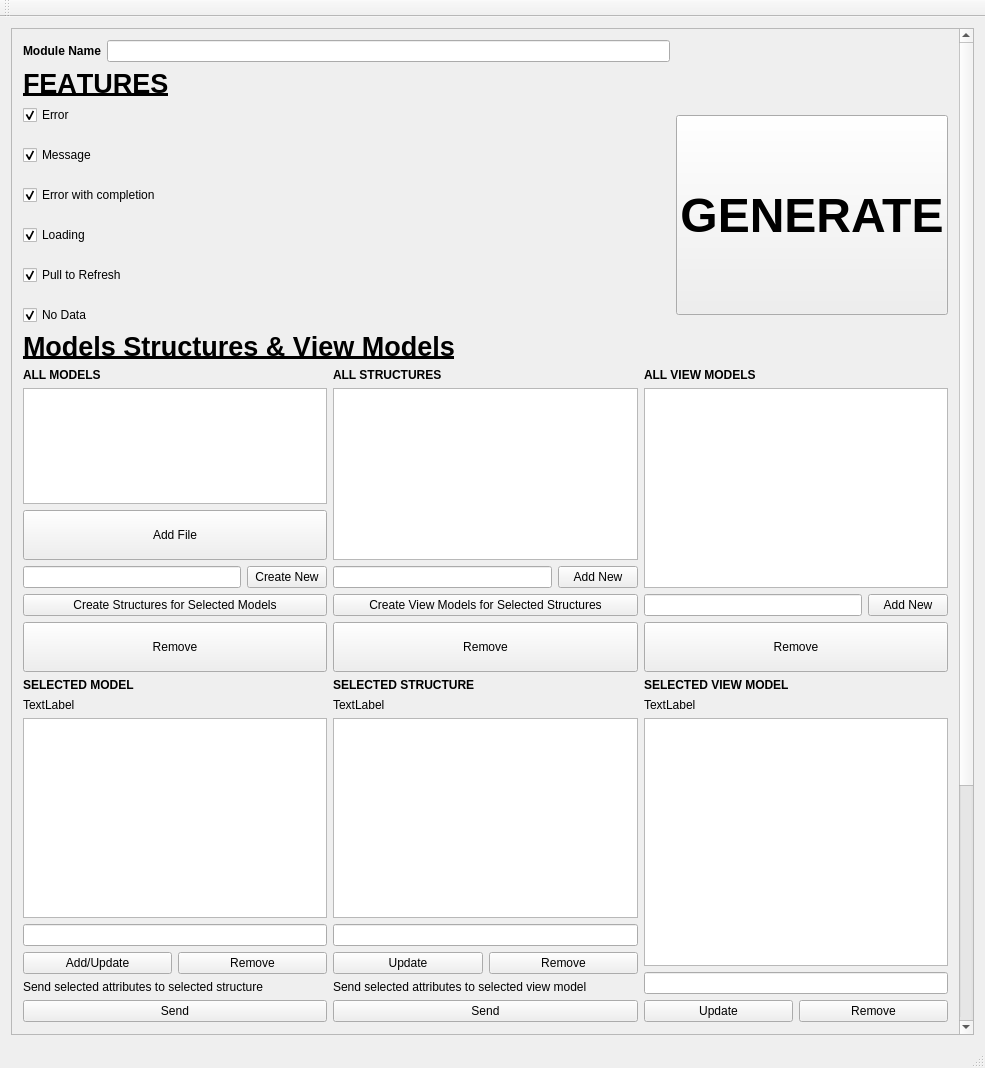
Before: the Qt Designer form mainwindow.ui in bibekdari/viperArchitectureGenerator, drawn with Qt 5.
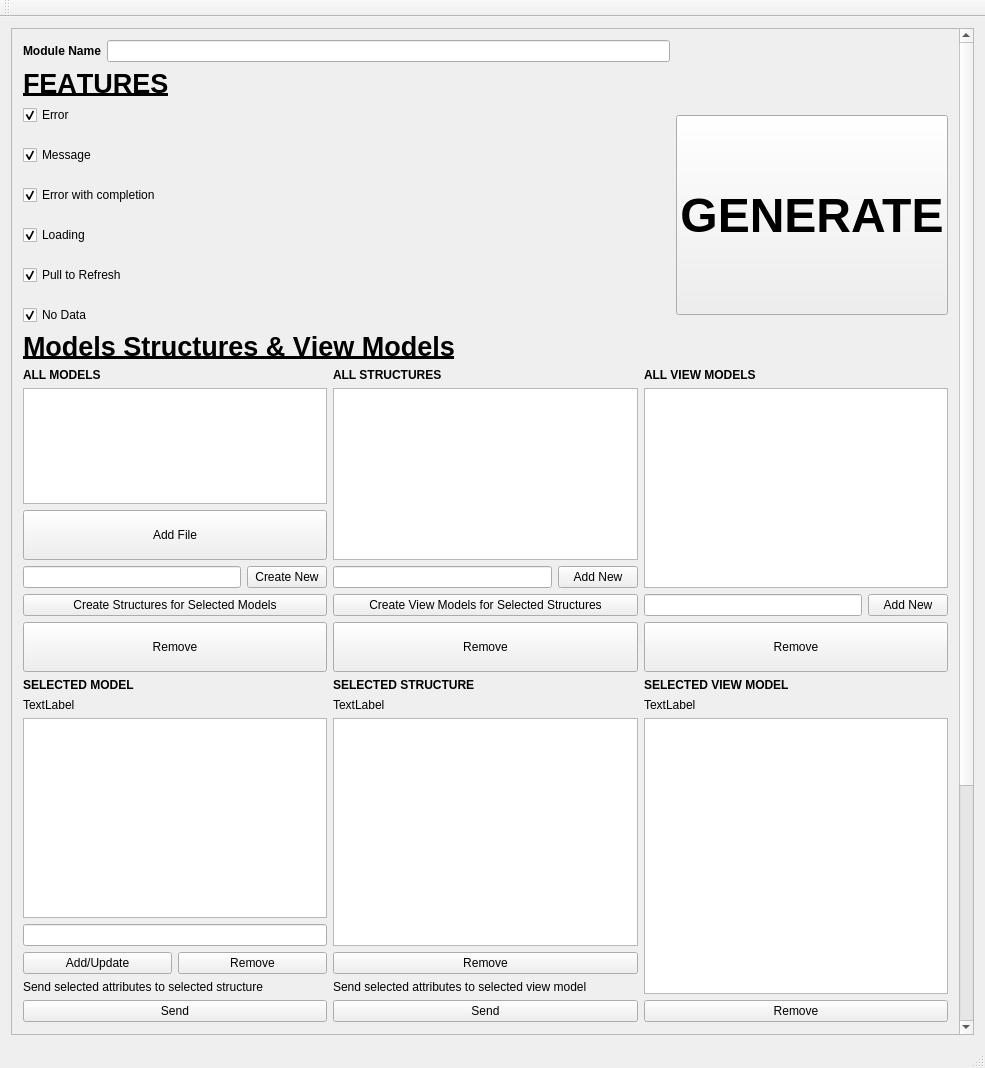
After: the same form once the commit is applied.

Commit message: remove attributes of model

```diff
--- a/mainwindow.ui
+++ b/mainwindow.ui
@@ -24,7 +24,7 @@
        <property name="geometry">
         <rect>
          <x>0</x>
-         <y>-180</y>
+         <y>0</y>
          <width>944</width>
          <height>1410</height>
         </rect>
@@ -486,18 +486,8 @@
               </property>
              </widget>
             </item>
-            <item>
-             <widget class="QLineEdit" name="lineEditSelectedStructureAttributeName"/>
-            </item>
             <item>
              <layout class="QHBoxLayout" name="horizontalLayout_4">
-              <item>
-               <widget class="QPushButton" name="pushButton_3">
-                <property name="text">
-                 <string>Update</string>
-                </property>
-               </widget>
-              </item>
               <item>
                <widget class="QPushButton" name="pushButton_4">
                 <property name="text">
@@ -568,18 +558,8 @@
               </property>
              </widget>
             </item>
-            <item>
-             <widget class="QLineEdit" name="lineEditSelectedViewModelAttributeName"/>
-            </item>
             <item>
              <layout class="QHBoxLayout" name="horizontalLayout_5">
-              <item>
-               <widget class="QPushButton" name="pushButton_12">
-                <property name="text">
-                 <string>Update</string>
-                </property>
-               </widget>
-              </item>
               <item>
                <widget class="QPushButton" name="pushButton_13">
                 <property name="text">
```
Left out of the diff: 4 changed lines with no effect on the pictures. The commit also changes 3 other files.
